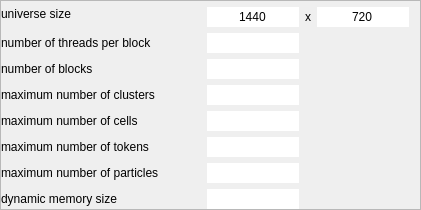
chrxh/alien, file source/Gui/ComputationSettingsWidget.ui: the form before one commit.
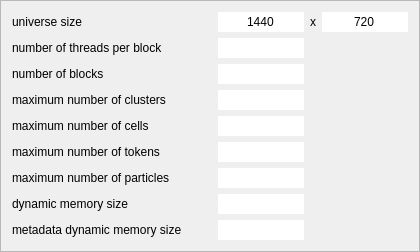
The form after the commit.

```diff
--- a/source/Gui/ComputationSettingsWidget.ui
+++ b/source/Gui/ComputationSettingsWidget.ui
@@ -6,8 +6,8 @@
    <rect>
     <x>0</x>
     <y>0</y>
-    <width>421</width>
-    <height>210</height>
+    <width>420</width>
+    <height>248</height>
    </rect>
   </property>
   <property name="windowTitle">
@@ -43,105 +43,8 @@
      <property name="frameShadow">
       <enum>QFrame::Raised</enum>
      </property>
-     <layout class="QGridLayout" name="gridLayout_5" rowstretch="0,0,0,0,0,0,0,0,0,0">
-      <property name="leftMargin">
-       <number>0</number>
-      </property>
-      <property name="topMargin">
-       <number>0</number>
-      </property>
-      <property name="bottomMargin">
-       <number>0</number>
-      </property>
-      <item row="5" column="0">
-       <widget class="QLabel" name="label_16">
-        <property name="text">
-         <string>maximum number of clusters</string>
-        </property>
-       </widget>
-      </item>
-      <item row="3" column="1">
-       <widget class="QLineEdit" name="gpuNumBlocksEdit">
-        <property name="frame">
-         <bool>false</bool>
-        </property>
-        <property name="alignment">
-         <set>Qt::AlignCenter</set>
-        </property>
-       </widget>
-      </item>
-      <item row="5" column="1">
-       <widget class="QLineEdit" name="gpuMaxClustersEdit">
-        <property name="frame">
-         <bool>false</bool>
-        </property>
-        <property name="alignment">
-         <set>Qt::AlignCenter</set>
-        </property>
-       </widget>
-      </item>
-      <item row="8" column="0">
-       <widget class="QLabel" name="label_19">
-        <property name="text">
-         <string>maximum number of particles</string>
-        </property>
-       </widget>
-      </item>
-      <item row="1" column="2">
-       <widget class="QLabel" name="label_13">
-        <property name="text">
-         <string>x</string>
-        </property>
-       </widget>
-      </item>
-      <item row="9" column="0">
-       <widget class="QLabel" name="label_20">
-        <property name="text">
-         <string>dynamic memory size</string>
-        </property>
-       </widget>
-      </item>
-      <item row="8" column="1">
-       <widget class="QLineEdit" name="gpuMaxParticlesEdit">
-        <property name="frame">
-         <bool>false</bool>
-        </property>
-        <property name="alignment">
-         <set>Qt::AlignCenter</set>
-        </property>
-       </widget>
-      </item>
-      <item row="9" column="1">
-       <widget class="QLineEdit" name="gpuDynamicMemorySizeEdit">
-        <property name="frame">
-         <bool>false</bool>
-        </property>
-        <property name="alignment">
-         <set>Qt::AlignCenter</set>
-        </property>
-       </widget>
-      </item>
-      <item row="3" column="0">
-       <widget class="QLabel" name="label_14">
-        <property name="text">
-         <string>number of blocks</string>
-        </property>
-       </widget>
-      </item>
-      <item row="1" column="1">
-       <widget class="QLineEdit" name="gpuUniverseSizeXEdit">
-        <property name="text">
-         <string>1440</string>
-        </property>
-        <property name="frame">
-         <bool>false</bool>
-        </property>
-        <property name="alignment">
-         <set>Qt::AlignCenter</set>
-        </property>
-       </widget>
-      </item>
-      <item row="0" column="0" rowspan="2">
+     <layout class="QGridLayout" name="gridLayout_2">
+      <item row="0" column="0">
        <widget class="QLabel" name="label_11">
         <property name="minimumSize">
          <size>
@@ -154,7 +57,27 @@
         </property>
        </widget>
       </item>
-      <item row="1" column="3">
+      <item row="0" column="1">
+       <widget class="QLineEdit" name="gpuUniverseSizeXEdit">
+        <property name="text">
+         <string>1440</string>
+        </property>
+        <property name="frame">
+         <bool>false</bool>
+        </property>
+        <property name="alignment">
+         <set>Qt::AlignCenter</set>
+        </property>
+       </widget>
+      </item>
+      <item row="0" column="2">
+       <widget class="QLabel" name="label_13">
+        <property name="text">
+         <string>x</string>
+        </property>
+       </widget>
+      </item>
+      <item row="0" column="3">
        <widget class="QLineEdit" name="gpuUniverseSizeYEdit">
         <property name="text">
          <string>720</string>
@@ -167,38 +90,82 @@
         </property>
        </widget>
       </item>
-      <item row="2" column="1">
-       <widget class="QLineEdit" name="gpuNumThreadsPerBlockEdit">
-        <property name="frame">
-         <bool>false</bool>
-        </property>
-        <property name="alignment">
-         <set>Qt::AlignCenter</set>
-        </property>
-       </widget>
-      </item>
-      <item row="2" column="0">
+      <item row="1" column="0">
        <widget class="QLabel" name="label_15">
         <property name="text">
          <string>number of threads per block</string>
         </property>
        </widget>
       </item>
-      <item row="6" column="0">
+      <item row="1" column="1">
+       <widget class="QLineEdit" name="gpuNumThreadsPerBlockEdit">
+        <property name="frame">
+         <bool>false</bool>
+        </property>
+        <property name="alignment">
+         <set>Qt::AlignCenter</set>
+        </property>
+       </widget>
+      </item>
+      <item row="2" column="0">
+       <widget class="QLabel" name="label_14">
+        <property name="text">
+         <string>number of blocks</string>
+        </property>
+       </widget>
+      </item>
+      <item row="2" column="1">
+       <widget class="QLineEdit" name="gpuNumBlocksEdit">
+        <property name="frame">
+         <bool>false</bool>
+        </property>
+        <property name="alignment">
+         <set>Qt::AlignCenter</set>
+        </property>
+       </widget>
+      </item>
+      <item row="3" column="0">
+       <widget class="QLabel" name="label_16">
+        <property name="text">
+         <string>maximum number of clusters</string>
+        </property>
+       </widget>
+      </item>
+      <item row="3" column="1">
+       <widget class="QLineEdit" name="gpuMaxClustersEdit">
+        <property name="frame">
+         <bool>false</bool>
+        </property>
+        <property name="alignment">
+         <set>Qt::AlignCenter</set>
+        </property>
+       </widget>
+      </item>
+      <item row="4" column="0">
        <widget class="QLabel" name="label_17">
         <property name="text">
          <string>maximum number of cells</string>
         </property>
        </widget>
       </item>
-      <item row="7" column="0">
+      <item row="4" column="1">
+       <widget class="QLineEdit" name="gpuMaxCellsEdit">
+        <property name="frame">
+         <bool>false</bool>
+        </property>
+        <property name="alignment">
+         <set>Qt::AlignCenter</set>
+        </property>
+       </widget>
+      </item>
+      <item row="5" column="0">
        <widget class="QLabel" name="label_18">
         <property name="text">
          <string>maximum number of tokens</string>
         </property>
        </widget>
       </item>
-      <item row="7" column="1">
+      <item row="5" column="1">
        <widget class="QLineEdit" name="gpuMaxTokensEdit">
         <property name="frame">
          <bool>false</bool>
@@ -208,8 +175,49 @@
         </property>
        </widget>
       </item>
+      <item row="6" column="0">
+       <widget class="QLabel" name="label_19">
+        <property name="text">
+         <string>maximum number of particles</string>
+        </property>
+       </widget>
+      </item>
       <item row="6" column="1">
-       <widget class="QLineEdit" name="gpuMaxCellsEdit">
+       <widget class="QLineEdit" name="gpuMaxParticlesEdit">
+        <property name="frame">
+         <bool>false</bool>
+        </property>
+        <property name="alignment">
+         <set>Qt::AlignCenter</set>
+        </property>
+       </widget>
+      </item>
+      <item row="7" column="0">
+       <widget class="QLabel" name="label_20">
+        <property name="text">
+         <string>dynamic memory size</string>
+        </property>
+       </widget>
+      </item>
+      <item row="7" column="1">
+       <widget class="QLineEdit" name="gpuDynamicMemorySizeEdit">
+        <property name="frame">
+         <bool>false</bool>
+        </property>
+        <property name="alignment">
+         <set>Qt::AlignCenter</set>
+        </property>
+       </widget>
+      </item>
+      <item row="8" column="0">
+       <widget class="QLabel" name="label_21">
+        <property name="text">
+         <string>metadata dynamic memory size</string>
+        </property>
+       </widget>
+      </item>
+      <item row="8" column="1">
+       <widget class="QLineEdit" name="gpuMetadataDynamicMemorySizeEdit">
         <property name="frame">
          <bool>false</bool>
         </property>
```
